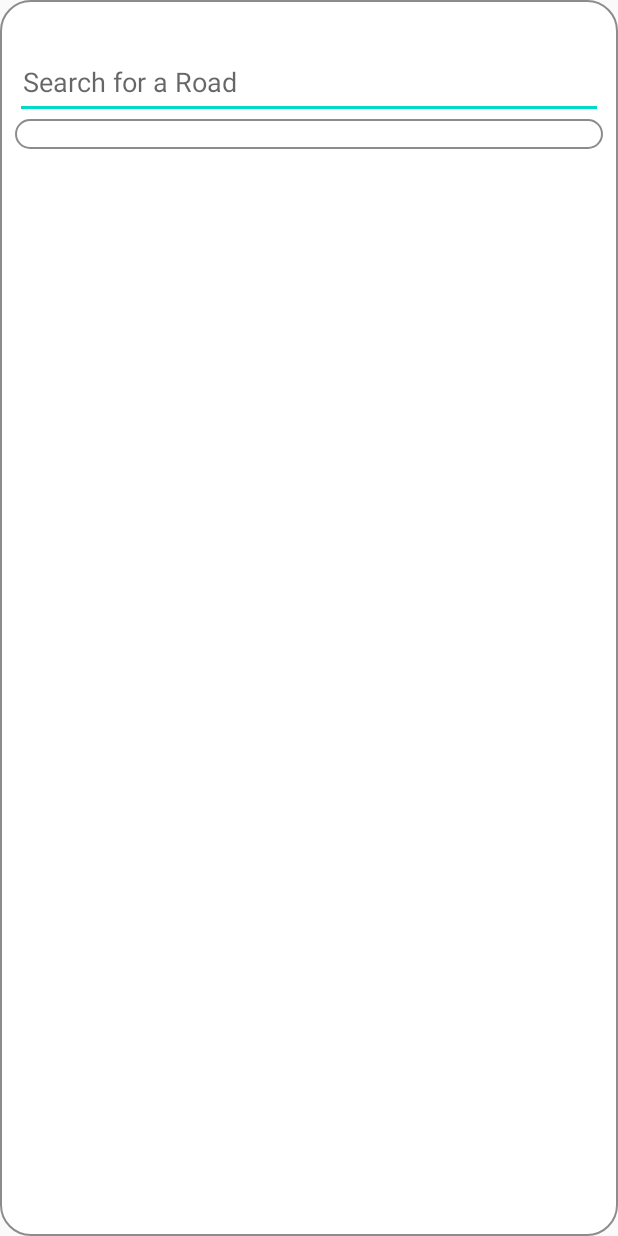
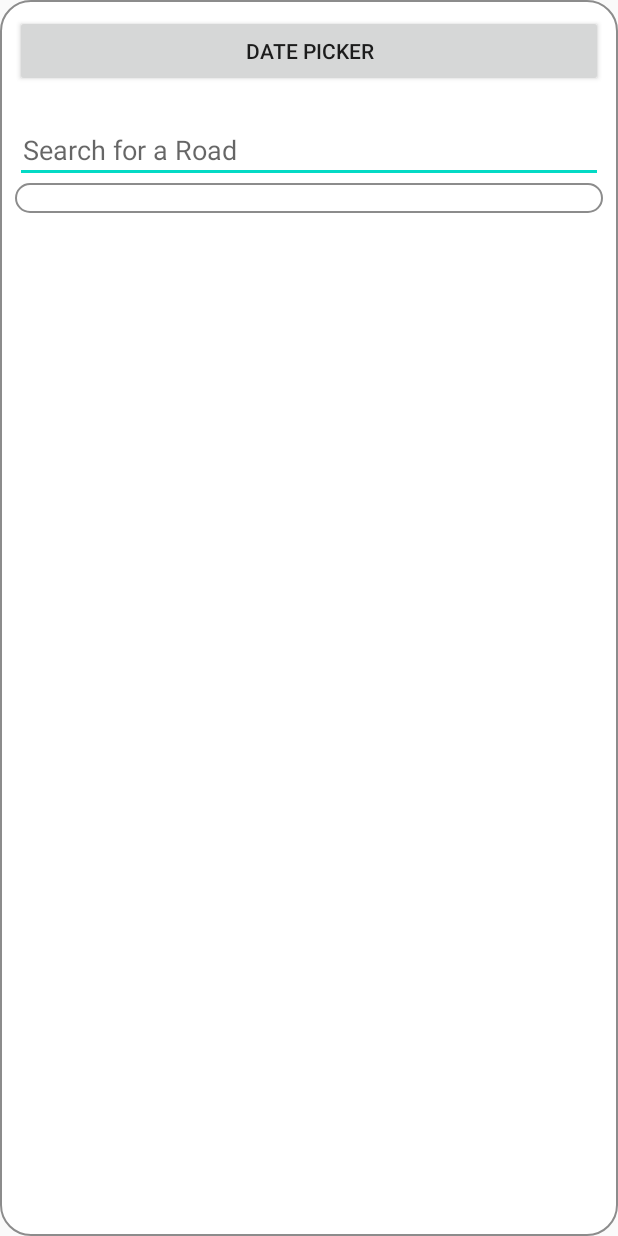
Before and after one commit to Marcleese1/MobileCoursework, an Android app: the layout activity_rsfeed.xml on its own in the app's theme, with its tools: preview values and no code run, on a phone screen of 412 x 824 dp. Run offline under Robolectric (Android 15) with nearby library versions, the phone set to English and light mode, and no system bars.

Commit message:
Finished functionality

```diff
--- a/app/src/main/java/com/example/mobilecoursework/RSSparser.java
+++ b/app/src/main/java/com/example/mobilecoursework/RSSparser.java
@@ -58,7 +58,7 @@ public class RSSparser {
                                     if (TAG_TITLE.equals(eleName)) {
                                             Rssitems.setTitle(next);
                                     } else if (TAG_DESRIPTION.equals(eleName)) {
-                                        Rssitems.setDescription(next.replaceAll("<br />", "\n"));
+                                        Rssitems.setDescription(next);
                                     } else if (TAG_PUB_DATE.equals(eleName)) {
                                         Rssitems.setPubDate(next);
                                     } else if (TAG_GEORSS.equals(eleName)) {
--- a/app/src/main/res/layout-land/activity_rsfeed.xml
+++ b/app/src/main/res/layout-land/activity_rsfeed.xml
@@ -7,10 +7,31 @@
     android:background="@drawable/customborder"
     android:orientation="vertical">
 
+
+    <Button
+        android:id="@+id/button"
+        android:layout_width="166dp"
+        android:layout_height="60dp"
+        android:layout_alignParentTop="true"
+        android:layout_alignParentEnd="true"
+        android:layout_marginTop="13dp"
+        android:onClick="showDatePicker"
+        android:text="Date Picker" />
+
+    <TextView
+        android:id="@+id/txtSelectedDate"
+        android:layout_width="wrap_content"
+        android:layout_height="wrap_content"
+        android:visibility="gone"/>
+
     <EditText
         android:id="@+id/filter"
-        android:layout_width="match_parent"
-        android:layout_height="50dp"
+        android:layout_width="533dp"
+        android:layout_height="65dp"
+        android:layout_alignParentStart="true"
+        android:layout_alignParentTop="true"
+        android:layout_marginStart="11dp"
+        android:layout_marginTop="7dp"
         android:hint="Search for a Road"
         android:paddingLeft="50dp"
         android:paddingRight="50dp"
--- a/app/src/main/res/layout/activity_rsfeed.xml
+++ b/app/src/main/res/layout/activity_rsfeed.xml
@@ -1,12 +1,31 @@
 <?xml version="1.0" encoding="utf-8"?>
 <!--Marc Leese S1827987-->
-<RelativeLayout xmlns:android="http://schemas.android.com/apk/res/android"
+<LinearLayout xmlns:android="http://schemas.android.com/apk/res/android"
     android:layout_width="match_parent"
     android:layout_height="match_parent"
-    android:id="@+id/relativeLayout"
+    android:id="@+id/linearLayout"
     android:background="@drawable/customborder"
     android:orientation="vertical">
 
+    <Button
+        android:id="@+id/button"
+        android:text="Date Picker"
+        android:onClick="showDatePicker"
+        android:layout_width="match_parent"
+        android:layout_height="wrap_content"/>
+
+
+    <TextView
+        android:id="@+id/txtSelectedDate"
+        android:layout_width="wrap_content"
+        android:layout_height="wrap_content"
+        android:visibility="gone"/>
+
+    <RelativeLayout
+        android:layout_width="match_parent"
+        android:layout_height="match_parent"
+        android:id="@+id/relativeLayout"
+        android:orientation="vertical">
     <TextView
         android:id="@+id/space"
         android:layout_width="match_parent"
@@ -14,8 +33,8 @@
 
     <EditText
         android:id="@+id/filter"
-        android:layout_width="match_parent"
-        android:layout_height="50dp"
+        android:layout_width="392dp"
+        android:layout_height="wrap_content"
         android:layout_below="@+id/space"
         android:hint="Search for a Road"
         android:paddingLeft="5dp"
@@ -32,5 +51,7 @@
         android:background="@drawable/customborder"
         android:dividerHeight="1dp" />
 
+    </RelativeLayout>
 
-</RelativeLayout>
+
+</LinearLayout>
```
Also changed, not shown: app/src/main/java/com/example/mobilecoursework/DatePickerAdapter.java (added, +151 -0 lines), app/src/main/java/com/example/mobilecoursework/RSSFeedActivity.java (+60 -53 lines), app/src/main/java/com/example/mobilecoursework/RssItems.java (+71 -3 lines), app/src/main/res/layout-land/activity_maps.xml (+51 -6 lines), app/src/main/res/layout/rss_item_list_row.xml (+20 -0 lines).
